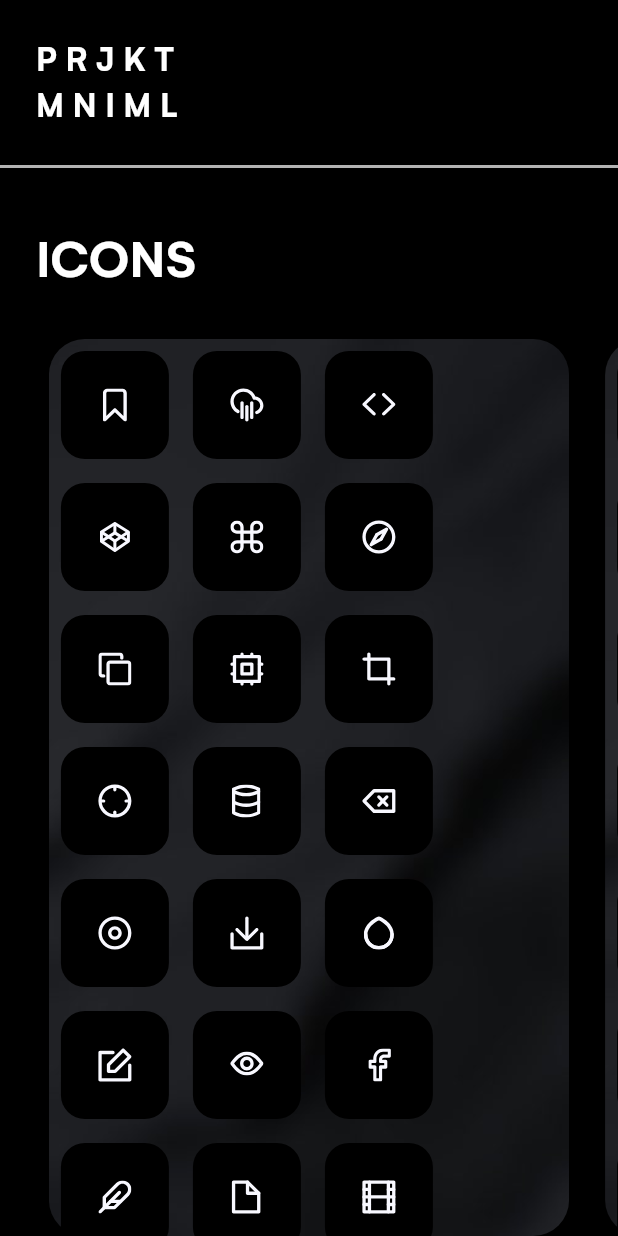
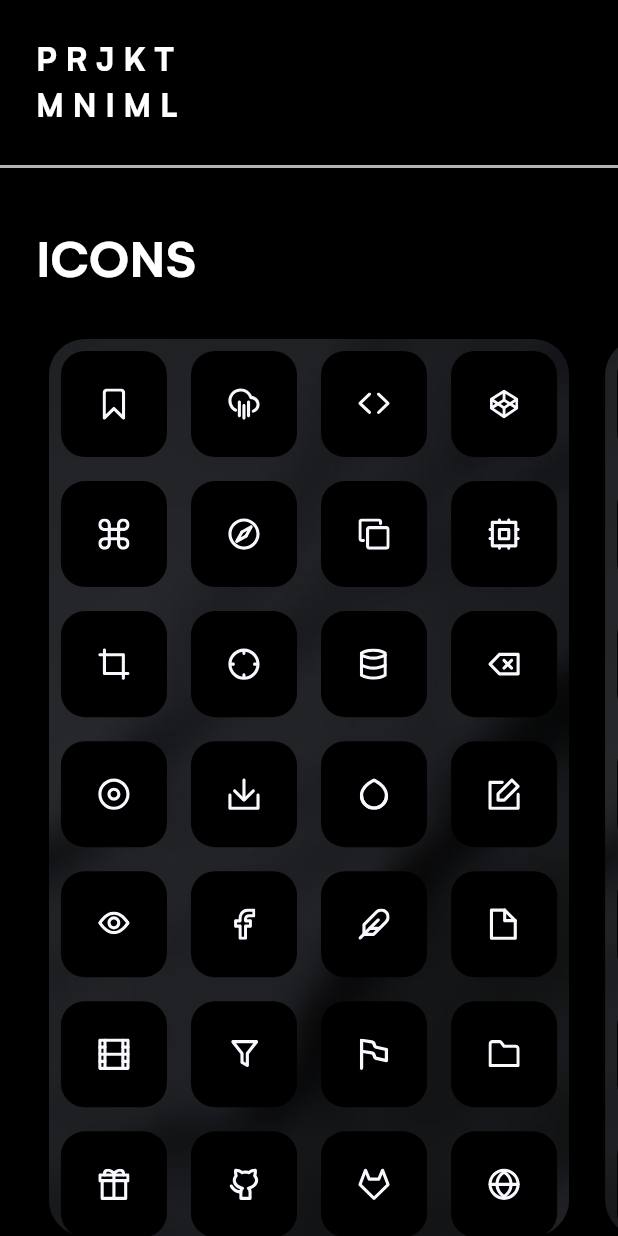
Before and after one commit to oddlyspaced/Flutter-IconMaker, a Flutter app: the screen it shows after launch, on a phone screen of 412 x 824 dp. Run offline on Flutter 3.47's test engine with Material 2 defaults, Android fonts, the phone set to English and light mode, and no system bars; our stand-ins replace flutter_colorpicker, flutter_svg, image_gallery_saver, page_transition.

Commit message:
PagerScreen: Display grid in icon preview widget

```diff
--- a/lib/pager.dart
+++ b/lib/pager.dart
@@ -3,11 +3,11 @@ import 'package:flutter_svg/svg.dart';
 import 'package:projectminimal/text_anim.dart';
 import 'package:projectminimal/theme.dart';
 
-
 List<String> images;
 
 class PagerScreen extends StatefulWidget {
   PagerScreen(this.imagePaths);
+
   final List<String> imagePaths;
 
   @override
@@ -106,7 +106,6 @@ class _PagerState extends State<PagerWidget> {
 }
 
 class ListPreview extends StatelessWidget {
-
   @override
   Widget build(BuildContext context) {
     return Container(
@@ -119,14 +118,11 @@ class ListPreview extends StatelessWidget {
           fit: BoxFit.cover,
         ),
       ),
-      child: SingleChildScrollView(
-        physics: BouncingScrollPhysics(),
-        child: Wrap(
-          alignment: WrapAlignment.start,
-          children: List.generate(images.length, (index) => index)
-              .map((e) {
-            return Container(
-              child: Padding(
+      child: GridView.count(
+        physics: NeverScrollableScrollPhysics(),
+        crossAxisCount: 4,
+        children: List.generate(images.length, (index) {
+          return Padding(
             padding: const EdgeInsets.all(8.0),
             child: Container(
               decoration: BoxDecoration(
@@ -138,15 +134,13 @@ class ListPreview extends StatelessWidget {
               child: Padding(
                 padding: const EdgeInsets.all(24.0),
                 child: SvgPicture.asset(
-                      images[e],
+                  images[index],
                   //"assets/icons/command.svg",
                 ),
               ),
             ),
-              ),
           );
-          }).toList(),
-        ),
+        }),
       ),
     );
   }
```
Lines whose indentation alone changed are shown as unchanged.
